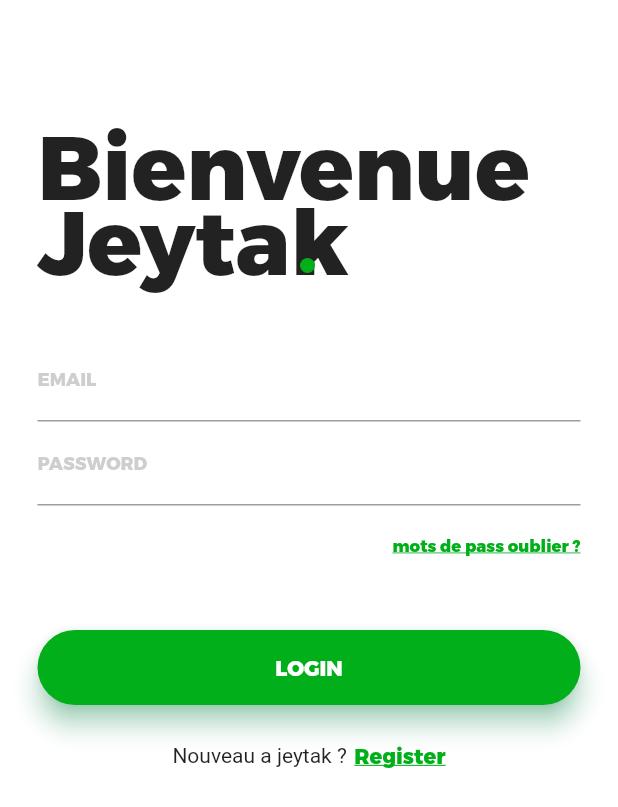
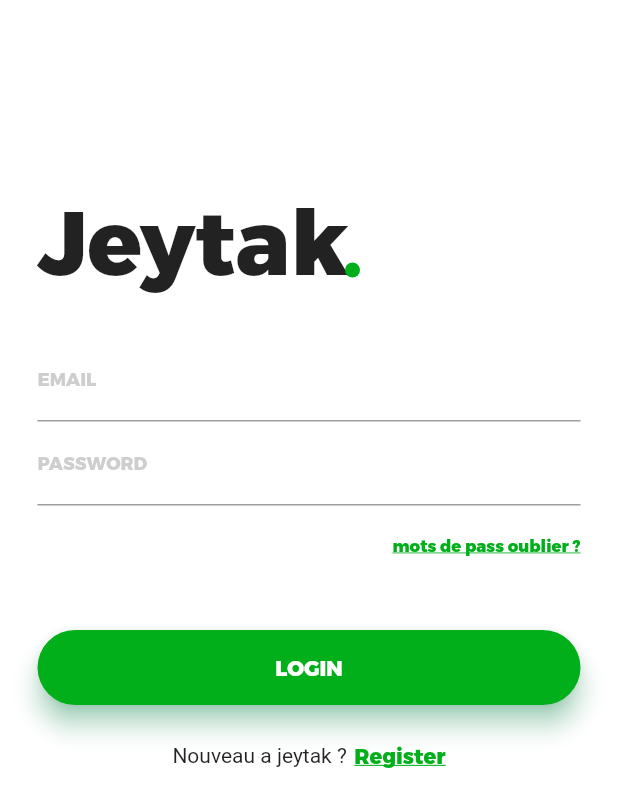
Before and after one commit to AhmedMAmar/jeytak, a Flutter app: the screen it shows after launch, on a phone screen of 412 x 824 dp. Shown: the top 807 px of the screen. Run offline on Flutter 3.47's test engine with Material 2 defaults, Android fonts, the phone set to English and light mode, and no system bars; our stand-ins replace firebase_auth, firebase_core, get; accounts and stored records are empty.

Commit message:
changed text

```diff
--- a/lib/screens/auth/login.dart
+++ b/lib/screens/auth/login.dart
@@ -48,16 +48,16 @@ class _LoginPageState extends State<LoginPage> {
               width: 200.0,
               child: Stack(
                 children: [
-                  Text('Bienvenue',
-                      style: TextStyle(fontFamily: 'Trueno', fontSize: 60.0)),
+                  /*Text('Bienvenue',
+                      style: TextStyle(fontFamily: 'Trueno', fontSize: 60.0)),*/
                   Positioned(
                       top: 50.0,
                       child: Text('Jeytak',
                           style:
                               TextStyle(fontFamily: 'Trueno', fontSize: 60.0))),
                   Positioned(
-                      top: 97.0,
-                      left: 175.0,
+                      top: 100.0,
+                      left: 205.0,
                       child: Container(
                           height: 10.0,
                           width: 10.0,
```
